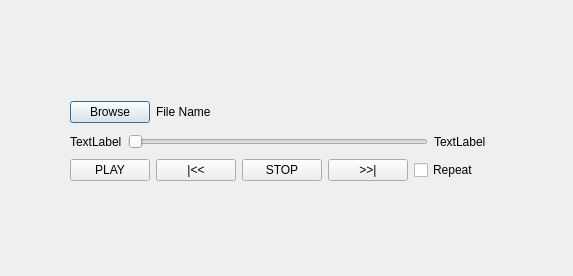
First picture: the form in newclipdialog.ui, repository smigii/BumbleBox, before the edit.
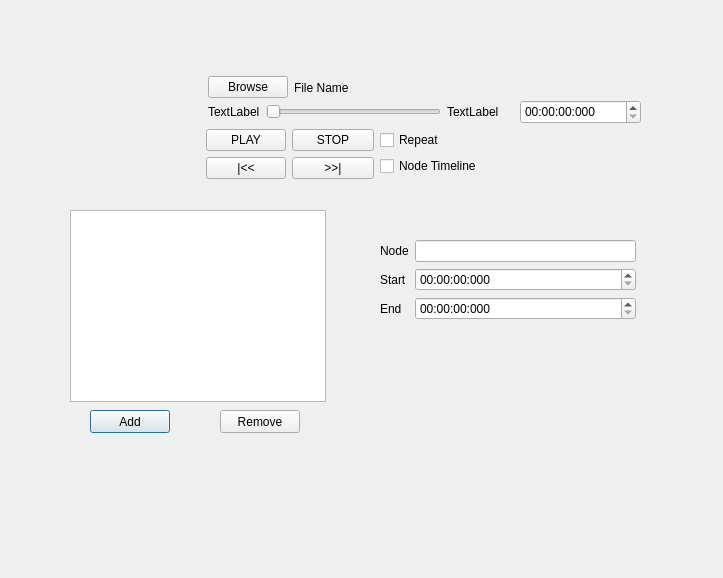
Second picture: the form after the edit.

```diff
--- a/newclipdialog.ui
+++ b/newclipdialog.ui
@@ -6,112 +6,242 @@
    <rect>
     <x>0</x>
     <y>0</y>
-    <width>573</width>
-    <height>276</height>
+    <width>723</width>
+    <height>578</height>
    </rect>
   </property>
   <property name="windowTitle">
    <string>Dialog</string>
   </property>
-  <widget class="QWidget" name="">
+  <widget class="QListWidget" name="listWidget_Nodes">
    <property name="geometry">
     <rect>
      <x>70</x>
+     <y>210</y>
+     <width>256</width>
+     <height>192</height>
+    </rect>
+   </property>
+  </widget>
+  <widget class="QPushButton" name="pushButton_AddNode">
+   <property name="geometry">
+    <rect>
+     <x>90</x>
+     <y>410</y>
+     <width>80</width>
+     <height>23</height>
+    </rect>
+   </property>
+   <property name="text">
+    <string>Add</string>
+   </property>
+  </widget>
+  <widget class="QPushButton" name="pushButton_RmNode">
+   <property name="geometry">
+    <rect>
+     <x>220</x>
+     <y>410</y>
+     <width>80</width>
+     <height>23</height>
+    </rect>
+   </property>
+   <property name="text">
+    <string>Remove</string>
+   </property>
+  </widget>
+  <widget class="QWidget" name="layoutWidget">
+   <property name="geometry">
+    <rect>
+     <x>380</x>
+     <y>240</y>
+     <width>256</width>
+     <height>91</height>
+    </rect>
+   </property>
+   <layout class="QFormLayout" name="formLayout">
+    <item row="0" column="0">
+     <widget class="QLabel" name="label_Node">
+      <property name="text">
+       <string>Node</string>
+      </property>
+     </widget>
+    </item>
+    <item row="0" column="1">
+     <widget class="QLineEdit" name="lineEdit_Node"/>
+    </item>
+    <item row="1" column="0">
+     <widget class="QLabel" name="label_NodeStart">
+      <property name="text">
+       <string>Start</string>
+      </property>
+     </widget>
+    </item>
+    <item row="1" column="1">
+     <widget class="QTimeEdit" name="timeEdit_NodeStart">
+      <property name="displayFormat">
+       <string>hh:mm:ss:zzz</string>
+      </property>
+     </widget>
+    </item>
+    <item row="2" column="0">
+     <widget class="QLabel" name="label_NodeEnd">
+      <property name="text">
+       <string>End</string>
+      </property>
+     </widget>
+    </item>
+    <item row="2" column="1">
+     <widget class="QTimeEdit" name="timeEdit_NodeEnd">
+      <property name="displayFormat">
+       <string>hh:mm:ss:zzz</string>
+      </property>
+     </widget>
+    </item>
+   </layout>
+  </widget>
+  <widget class="QWidget" name="layoutWidget">
+   <property name="geometry">
+    <rect>
+     <x>206</x>
+     <y>129</y>
+     <width>168</width>
+     <height>54</height>
+    </rect>
+   </property>
+   <layout class="QFormLayout" name="formLayout_2">
+    <item row="0" column="0">
+     <widget class="QPushButton" name="pushButton_Play">
+      <property name="text">
+       <string>PLAY</string>
+      </property>
+     </widget>
+    </item>
+    <item row="0" column="1">
+     <widget class="QPushButton" name="pushButton_Stop">
+      <property name="text">
+       <string>STOP</string>
+      </property>
+     </widget>
+    </item>
+    <item row="1" column="0">
+     <widget class="QPushButton" name="pushButton_SkipStart">
+      <property name="text">
+       <string>|&lt;&lt;</string>
+      </property>
+     </widget>
+    </item>
+    <item row="1" column="1">
+     <widget class="QPushButton" name="pushButton_SkipEnd">
+      <property name="text">
+       <string>&gt;&gt;|</string>
+      </property>
+     </widget>
+    </item>
+   </layout>
+  </widget>
+  <widget class="QWidget" name="layoutWidget">
+   <property name="geometry">
+    <rect>
+     <x>380</x>
+     <y>130</y>
+     <width>120</width>
+     <height>50</height>
+    </rect>
+   </property>
+   <layout class="QFormLayout" name="formLayout_3">
+    <item row="0" column="0">
+     <widget class="QCheckBox" name="checkBox_Repeat">
+      <property name="text">
+       <string>Repeat</string>
+      </property>
+     </widget>
+    </item>
+    <item row="1" column="0">
+     <widget class="QCheckBox" name="checkBox_NodeTime">
+      <property name="text">
+       <string>Node Timeline</string>
+      </property>
+     </widget>
+    </item>
+   </layout>
+  </widget>
+  <widget class="QWidget" name="layoutWidget">
+   <property name="geometry">
+    <rect>
+     <x>208</x>
+     <y>103</y>
+     <width>291</width>
+     <height>17</height>
+    </rect>
+   </property>
+   <layout class="QHBoxLayout" name="horizontalLayout">
+    <item>
+     <widget class="QLabel" name="label_Time">
+      <property name="text">
+       <string>TextLabel</string>
+      </property>
+     </widget>
+    </item>
+    <item>
+     <widget class="QSlider" name="horizontalSlider_Progress">
+      <property name="orientation">
+       <enum>Qt::Horizontal</enum>
+      </property>
+     </widget>
+    </item>
+    <item>
+     <widget class="QLabel" name="label_Remaining">
+      <property name="text">
+       <string>TextLabel</string>
+      </property>
+     </widget>
+    </item>
+   </layout>
+  </widget>
+  <widget class="QWidget" name="layoutWidget">
+   <property name="geometry">
+    <rect>
+     <x>208</x>
+     <y>75</y>
+     <width>291</width>
+     <height>25</height>
+    </rect>
+   </property>
+   <layout class="QHBoxLayout" name="horizontalLayout_2">
+    <item>
+     <widget class="QPushButton" name="pushButton_FileChooser">
+      <property name="text">
+       <string>Browse</string>
+      </property>
+     </widget>
+    </item>
+    <item>
+     <widget class="QLabel" name="label_FileName">
+      <property name="sizePolicy">
+       <sizepolicy hsizetype="Expanding" vsizetype="Preferred">
+        <horstretch>0</horstretch>
+        <verstretch>0</verstretch>
+       </sizepolicy>
+      </property>
+      <property name="text">
+       <string>File Name</string>
+      </property>
+     </widget>
+    </item>
+   </layout>
+  </widget>
+  <widget class="QTimeEdit" name="timeEdit_Time">
+   <property name="geometry">
+    <rect>
+     <x>520</x>
      <y>100</y>
-     <width>416</width>
-     <height>81</height>
+     <width>121</width>
+     <height>24</height>
     </rect>
    </property>
-   <layout class="QVBoxLayout" name="verticalLayout">
-    <item>
-     <layout class="QHBoxLayout" name="horizontalLayout_4">
-      <item>
-       <widget class="QPushButton" name="pushButton_FileChooser">
-        <property name="text">
-         <string>Browse</string>
-        </property>
-       </widget>
-      </item>
-      <item>
-       <widget class="QLabel" name="label_FileName">
-        <property name="sizePolicy">
-         <sizepolicy hsizetype="Expanding" vsizetype="Preferred">
-          <horstretch>0</horstretch>
-          <verstretch>0</verstretch>
-         </sizepolicy>
-        </property>
-        <property name="text">
-         <string>File Name</string>
-        </property>
-       </widget>
-      </item>
-     </layout>
-    </item>
-    <item>
-     <layout class="QHBoxLayout" name="horizontalLayout_2">
-      <item>
-       <widget class="QLabel" name="label_Time">
-        <property name="text">
-         <string>TextLabel</string>
-        </property>
-       </widget>
-      </item>
-      <item>
-       <widget class="QSlider" name="horizontalSlider">
-        <property name="orientation">
-         <enum>Qt::Horizontal</enum>
-        </property>
-       </widget>
-      </item>
-      <item>
-       <widget class="QLabel" name="label_Remaining">
-        <property name="text">
-         <string>TextLabel</string>
-        </property>
-       </widget>
-      </item>
-     </layout>
-    </item>
-    <item>
-     <layout class="QHBoxLayout" name="horizontalLayout">
-      <item>
-       <widget class="QPushButton" name="pushButton_Play">
-        <property name="text">
-         <string>PLAY</string>
-        </property>
-       </widget>
-      </item>
-      <item>
-       <widget class="QPushButton" name="pushButton_SkipStart">
-        <property name="text">
-         <string>|&lt;&lt;</string>
-        </property>
-       </widget>
-      </item>
-      <item>
-       <widget class="QPushButton" name="pushButton_Stop">
-        <property name="text">
-         <string>STOP</string>
-        </property>
-       </widget>
-      </item>
-      <item>
-       <widget class="QPushButton" name="pushButton_SkipEnd">
-        <property name="text">
-         <string>&gt;&gt;|</string>
-        </property>
-       </widget>
-      </item>
-      <item>
-       <widget class="QCheckBox" name="checkBox_Repeat">
-        <property name="text">
-         <string>Repeat</string>
-        </property>
-       </widget>
-      </item>
-     </layout>
-    </item>
-   </layout>
+   <property name="displayFormat">
+    <string>hh:mm:ss:zzz</string>
+   </property>
   </widget>
  </widget>
  <resources/>
```
